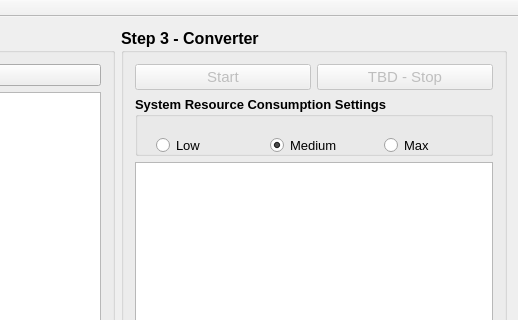
jesper/easy-video-converter, file mainwindow.ui: the form before one commit; both pictures show x 282 to 800 and y 0 to 320 of the 800 by 633 pixel window.
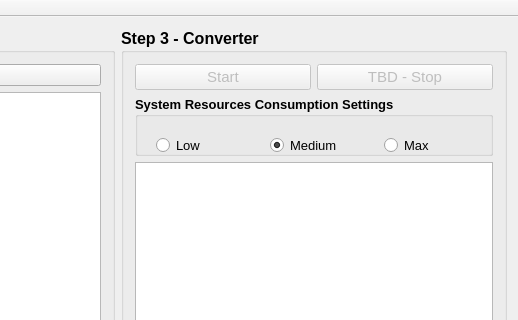
The form after the commit.

The edit to the form file:
```diff
--- a/mainwindow.ui
+++ b/mainwindow.ui
@@ -247,7 +247,7 @@
             </font>
            </property>
            <property name="title">
-            <string>System Resource Consumption Settings</string>
+            <string>System Resources Consumption Settings</string>
            </property>
            <widget class="QWidget" name="horizontalLayoutWidget">
             <property name="geometry">
```
